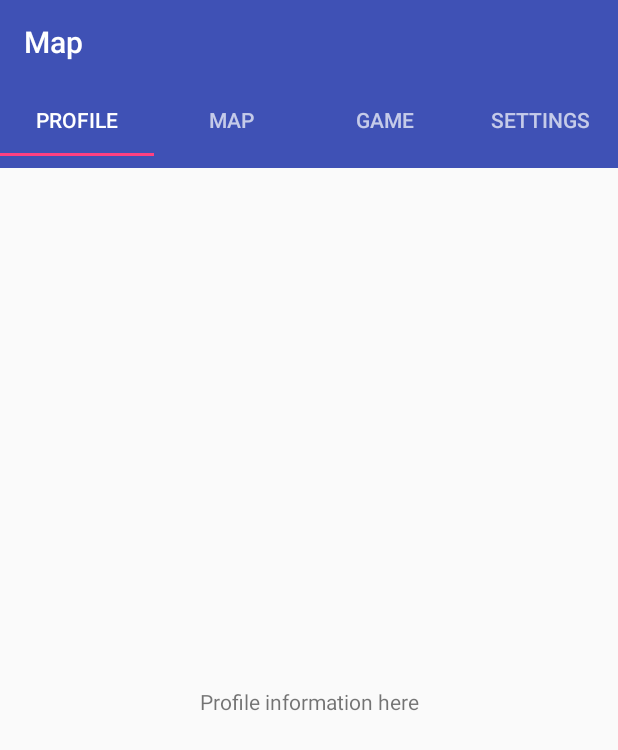
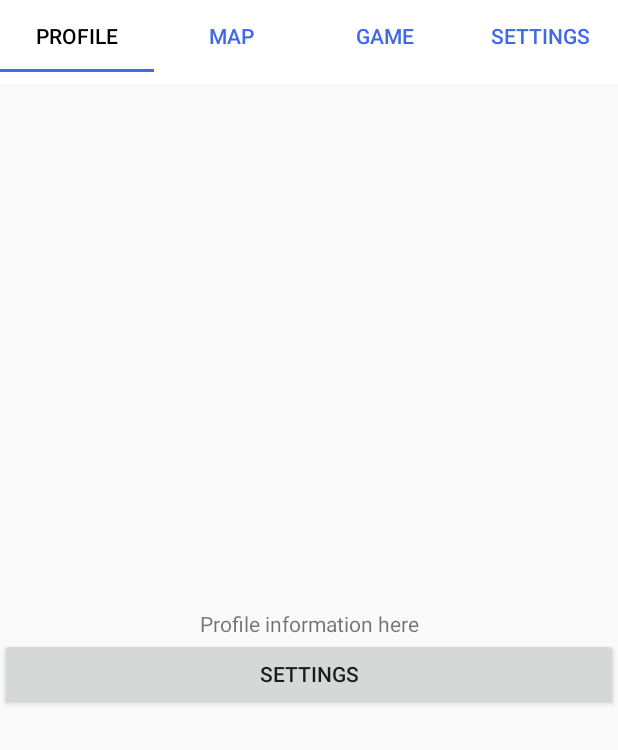
Before and after one commit to T0BUU/Demo, an Android app: the screen it shows after launch (MainActivity), on a phone screen of 412 x 824 dp. Shown: the top 750 px of the screen. Run offline under Robolectric (Android 15) with nearby library versions, the phone set to English and light mode, and no system bars.

Commit message:
Moved settings under Profile

```diff
--- a/app/src/main/java/com/finnair/gamifiedpartnermap/MainActivity.java
+++ b/app/src/main/java/com/finnair/gamifiedpartnermap/MainActivity.java
@@ -17,9 +17,6 @@ public class MainActivity extends AppCompatActivity {
 
         super.onCreate(savedInstanceState);
         setContentView(R.layout.activity_main);
-
-        Toolbar toolbar = findViewById(R.id.toolbar);
-        setSupportActionBar(toolbar);
 
         android.support.design.widget.TabLayout tabLayout = findViewById(R.id.tab_layout);
 
--- a/app/src/main/java/com/finnair/gamifiedpartnermap/PagerAdapter.java
+++ b/app/src/main/java/com/finnair/gamifiedpartnermap/PagerAdapter.java
@@ -25,8 +25,6 @@ public class PagerAdapter extends FragmentStatePagerAdapter {
                 return new MapsActivity();
             case 2:
                 return new GameFragment();
-            case 3:
-                return new SettingsFragment();
             default:
                 return null;
         }
--- a/app/src/main/java/com/finnair/gamifiedpartnermap/ProfileFragment.java
+++ b/app/src/main/java/com/finnair/gamifiedpartnermap/ProfileFragment.java
@@ -16,4 +16,6 @@ public class ProfileFragment extends Fragment {
                              ViewGroup container, Bundle savedInstanceState) {
         return inflater.inflate(R.layout.content_profile, container, false);
     }
+
+
 }
--- a/app/src/main/res/layout/activity_main.xml
+++ b/app/src/main/res/layout/activity_main.xml
@@ -3,24 +3,17 @@
     android:layout_width="match_parent"
     android:layout_height="match_parent"
     xmlns:app="http://schemas.android.com/apk/res-auto">
-    <android.support.v7.widget.Toolbar
-        android:id="@+id/toolbar"
-        android:layout_width="match_parent"
-        android:layout_height="wrap_content"
-        android:layout_alignParentTop="true"
-        android:background="?attr/colorPrimary"
-        android:minHeight="?attr/actionBarSize"
-        android:theme="@style/ThemeOverlay.AppCompat.Dark.ActionBar"
-        app:popupTheme="@style/ThemeOverlay.AppCompat.Light"/>
+
 
     <android.support.design.widget.TabLayout
         android:id="@+id/tab_layout"
         android:layout_width="match_parent"
         android:layout_height="wrap_content"
-        android:layout_below="@id/toolbar"
         android:background="?attr/colorPrimary"
         android:minHeight="?attr/actionBarSize"
-        android:theme="@style/ThemeOverlay.AppCompat.Dark.ActionBar"/>
+        android:theme="@style/ThemeOverlay.AppCompat.Dark.ActionBar"
+        app:tabSelectedTextColor="@color/black"
+        app:tabTextColor="@color/royalBlue" />
 
     <android.support.v4.view.ViewPager
         android:id="@+id/pager"
--- a/app/src/main/res/layout/content_profile.xml
+++ b/app/src/main/res/layout/content_profile.xml
@@ -11,4 +11,10 @@
         android:layout_height="wrap_content"
         android:gravity="center_horizontal"
         android:text="Profile information here" />
+
+    <Button
+        android:id="@+id/button2"
+        android:layout_width="match_parent"
+        android:layout_height="wrap_content"
+        android:text="Settings" />
 </LinearLayout>
--- a/app/src/main/res/values/styles.xml
+++ b/app/src/main/res/values/styles.xml
@@ -5,9 +5,9 @@
         <!-- Customize your theme here. -->
         <item name="windowActionBar">false</item>
         <item name="windowNoTitle">true</item>
-        <item name="colorPrimary">@color/colorPrimary</item>
+        <item name="colorPrimary">@color/white</item>
         <item name="colorPrimaryDark">@color/colorPrimaryDark</item>
-        <item name="colorAccent">@color/colorAccent</item>
+        <item name="colorAccent">@color/royalBlue</item>
     </style>
 
 </resources>
```
